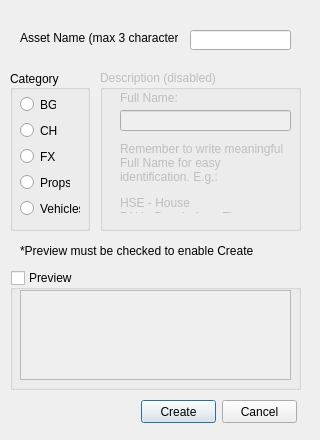
This is ui/asset.ui in hueyyeng/AssetsBrowser as Qt 5 draws it before an edit. The edited form follows.
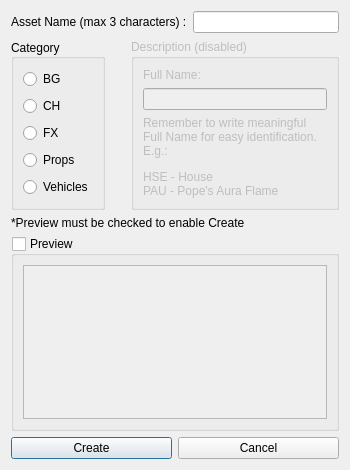
This is the edited form.

Diff of the .ui file:
```diff
--- a/ui/asset.ui
+++ b/ui/asset.ui
@@ -2,44 +2,56 @@
 <ui version="4.0">
  <class>AssetDialog</class>
  <widget class="QDialog" name="AssetDialog">
-  <property name="geometry">
-   <rect>
-    <x>0</x>
-    <y>0</y>
-    <width>320</width>
-    <height>440</height>
-   </rect>
-  </property>
   <property name="sizePolicy">
-   <sizepolicy hsizetype="Fixed" vsizetype="Fixed">
+   <sizepolicy hsizetype="MinimumExpanding" vsizetype="MinimumExpanding">
     <horstretch>0</horstretch>
     <verstretch>0</verstretch>
    </sizepolicy>
   </property>
   <property name="minimumSize">
    <size>
-    <width>320</width>
-    <height>440</height>
+    <width>350</width>
+    <height>470</height>
    </size>
   </property>
   <property name="maximumSize">
    <size>
-    <width>320</width>
-    <height>440</height>
+    <width>350</width>
+    <height>470</height>
    </size>
   </property>
   <property name="windowTitle">
    <string>Create New Asset</string>
   </property>
+  <layout class="QVBoxLayout" name="verticalLayout_2">
+   <item>
+    <layout class="QHBoxLayout" name="horizontalLayout">
+     <item>
+      <widget class="QLabel" name="assetLabel">
+       <property name="text">
+        <string>Asset Name (max 3 characters) :</string>
+       </property>
+      </widget>
+     </item>
+     <item>
+      <widget class="QLineEdit" name="assetLineEdit">
+       <property name="toolTip">
+        <string>Alphanumeric only</string>
+       </property>
+       <property name="maxLength">
+        <number>3</number>
+       </property>
+       <property name="alignment">
+        <set>Qt::AlignCenter</set>
+       </property>
+      </widget>
+     </item>
+    </layout>
+   </item>
+   <item>
+    <layout class="QHBoxLayout" name="horizontalLayout_3">
+     <item>
   <widget class="QGroupBox" name="catGroup">
-   <property name="geometry">
-    <rect>
-     <x>10</x>
-     <y>70</y>
-     <width>80</width>
-     <height>161</height>
-    </rect>
-   </property>
    <property name="font">
     <font>
      <weight>50</weight>
@@ -58,15 +70,9 @@
    <property name="checkable">
     <bool>false</bool>
    </property>
+       <layout class="QVBoxLayout" name="verticalLayout_3">
+        <item>
    <widget class="QRadioButton" name="catBG">
-    <property name="geometry">
-     <rect>
-      <x>10</x>
-      <y>26</y>
-      <width>36</width>
-      <height>17</height>
-     </rect>
-    </property>
     <property name="text">
      <string>BG</string>
     </property>
@@ -74,15 +80,9 @@
      <string notr="true">catBtnGroup</string>
     </attribute>
    </widget>
+        </item>
+        <item>
    <widget class="QRadioButton" name="catCH">
-    <property name="geometry">
-     <rect>
-      <x>10</x>
-      <y>52</y>
-      <width>37</width>
-      <height>17</height>
-     </rect>
-    </property>
     <property name="text">
      <string>CH</string>
     </property>
@@ -90,15 +90,9 @@
      <string notr="true">catBtnGroup</string>
     </attribute>
    </widget>
+        </item>
+        <item>
    <widget class="QRadioButton" name="catFX">
-    <property name="geometry">
-     <rect>
-      <x>10</x>
-      <y>78</y>
-      <width>35</width>
-      <height>17</height>
-     </rect>
-    </property>
     <property name="text">
      <string>FX</string>
     </property>
@@ -106,15 +100,9 @@
      <string notr="true">catBtnGroup</string>
     </attribute>
    </widget>
+        </item>
+        <item>
    <widget class="QRadioButton" name="catProps">
-    <property name="geometry">
-     <rect>
-      <x>10</x>
-      <y>104</y>
-      <width>50</width>
-      <height>17</height>
-     </rect>
-    </property>
     <property name="text">
      <string>Props</string>
     </property>
@@ -122,15 +110,9 @@
      <string notr="true">catBtnGroup</string>
     </attribute>
    </widget>
+        </item>
+        <item>
    <widget class="QRadioButton" name="catVehicles">
-    <property name="geometry">
-     <rect>
-      <x>10</x>
-      <y>130</y>
-      <width>60</width>
-      <height>17</height>
-     </rect>
-    </property>
     <property name="text">
      <string>Vehicles</string>
     </property>
@@ -138,86 +120,47 @@
      <string notr="true">catBtnGroup</string>
     </attribute>
    </widget>
-  </widget>
-  <widget class="QGroupBox" name="previewGroup">
-   <property name="geometry">
-    <rect>
-     <x>10</x>
-     <y>270</y>
-     <width>291</width>
-     <height>120</height>
-    </rect>
-   </property>
-   <property name="title">
-    <string>Preview</string>
-   </property>
-   <property name="checkable">
-    <bool>true</bool>
-   </property>
-   <property name="checked">
-    <bool>false</bool>
-   </property>
-   <widget class="QPlainTextEdit" name="previewText">
-    <property name="geometry">
-     <rect>
-      <x>10</x>
-      <y>20</y>
-      <width>271</width>
-      <height>90</height>
-     </rect>
-    </property>
-    <property name="readOnly">
-     <bool>true</bool>
-    </property>
-   </widget>
-  </widget>
+        </item>
+       </layout>
+      </widget>
+     </item>
+     <item>
+      <spacer name="verticalSpacer">
+       <property name="orientation">
+        <enum>Qt::Vertical</enum>
+       </property>
+       <property name="sizeType">
+        <enum>QSizePolicy::Preferred</enum>
+       </property>
+       <property name="sizeHint" stdset="0">
+        <size>
+         <width>20</width>
+         <height>40</height>
+        </size>
+       </property>
+      </spacer>
+     </item>
+     <item>
   <widget class="QGroupBox" name="descGroup">
    <property name="enabled">
     <bool>false</bool>
    </property>
-   <property name="geometry">
-    <rect>
-     <x>100</x>
-     <y>70</y>
-     <width>201</width>
-     <height>161</height>
-    </rect>
-   </property>
    <property name="title">
     <string>Description (disabled)</string>
    </property>
-   <widget class="QLineEdit" name="descNameLineEdit">
-    <property name="geometry">
-     <rect>
-      <x>20</x>
-      <y>40</y>
-      <width>171</width>
-      <height>21</height>
-     </rect>
-    </property>
-   </widget>
+       <layout class="QVBoxLayout" name="verticalLayout_4">
+        <item>
    <widget class="QLabel" name="descName">
-    <property name="geometry">
-     <rect>
-      <x>20</x>
-      <y>20</y>
-      <width>61</width>
-      <height>16</height>
-     </rect>
-    </property>
     <property name="text">
      <string>Full Name:</string>
     </property>
    </widget>
+        </item>
+        <item>
+         <widget class="QLineEdit" name="descNameLineEdit"/>
+        </item>
+        <item>
    <widget class="QLabel" name="descHint">
-    <property name="geometry">
-     <rect>
-      <x>20</x>
-      <y>72</y>
-      <width>171</width>
-      <height>71</height>
-     </rect>
-    </property>
     <property name="text">
      <string>&lt;html&gt;&lt;head/&gt;&lt;body&gt;&lt;p&gt;Remember to write meaningful Full Name for easy identification. E.g.:&lt;/p&gt;&lt;p&gt;HSE - House&lt;br/&gt;PAU - Pope's Aura Flame&lt;/p&gt;&lt;/body&gt;&lt;/html&gt;</string>
     </property>
@@ -231,79 +174,63 @@
      <bool>true</bool>
     </property>
    </widget>
-  </widget>
-  <widget class="QLabel" name="assetLabel">
-   <property name="geometry">
-    <rect>
-     <x>20</x>
-     <y>30</y>
-     <width>158</width>
-     <height>16</height>
-    </rect>
-   </property>
+        </item>
+       </layout>
+       <zorder>descNameLineEdit</zorder>
+       <zorder>descName</zorder>
+       <zorder>descHint</zorder>
+      </widget>
+     </item>
+    </layout>
+   </item>
+   <item>
+    <widget class="QLabel" name="previewLabel">
    <property name="text">
-    <string>Asset Name (max 3 characters) :</string>
-   </property>
-  </widget>
-  <widget class="QLineEdit" name="assetLineEdit">
-   <property name="geometry">
-    <rect>
-     <x>190</x>
-     <y>30</y>
-     <width>101</width>
-     <height>20</height>
-    </rect>
-   </property>
-   <property name="toolTip">
-    <string>Alphanumeric only</string>
-   </property>
-   <property name="maxLength">
-    <number>3</number>
-   </property>
-   <property name="alignment">
-    <set>Qt::AlignCenter</set>
-   </property>
-  </widget>
+      <string>*Preview must be checked to enable Create</string>
+     </property>
+    </widget>
+   </item>
+   <item>
+    <widget class="QGroupBox" name="previewGroup">
+     <property name="title">
+      <string>Preview</string>
+     </property>
+     <property name="checkable">
+      <bool>true</bool>
+     </property>
+     <property name="checked">
+      <bool>false</bool>
+     </property>
+     <layout class="QVBoxLayout" name="verticalLayout">
+      <item>
+       <widget class="QPlainTextEdit" name="previewText">
+        <property name="readOnly">
+         <bool>true</bool>
+        </property>
+       </widget>
+      </item>
+     </layout>
+    </widget>
+   </item>
+   <item>
+    <layout class="QHBoxLayout" name="horizontalLayout_2">
+     <item>
   <widget class="QPushButton" name="btnCreate">
-   <property name="geometry">
-    <rect>
-     <x>141</x>
-     <y>400</y>
-     <width>75</width>
-     <height>23</height>
-    </rect>
-   </property>
    <property name="text">
     <string>Create</string>
    </property>
   </widget>
+     </item>
+     <item>
   <widget class="QPushButton" name="btnCancel">
-   <property name="geometry">
-    <rect>
-     <x>222</x>
-     <y>400</y>
-     <width>75</width>
-     <height>23</height>
-    </rect>
-   </property>
    <property name="text">
     <string>Cancel</string>
    </property>
   </widget>
-  <widget class="QLabel" name="previewLabel">
-   <property name="geometry">
-    <rect>
-     <x>20</x>
-     <y>240</y>
-     <width>271</width>
-     <height>21</height>
-    </rect>
-   </property>
-   <property name="text">
-    <string>*Preview must be checked to enable Create</string>
-   </property>
-  </widget>
-  <zorder>catGroup</zorder>
+     </item>
+    </layout>
+   </item>
+  </layout>
   <zorder>previewGroup</zorder>
   <zorder>descGroup</zorder>
   <zorder>assetLineEdit</zorder>
```
Left out of the diff: 13 changed lines with no effect on the pictures. Lines whose indentation alone changed are shown as unchanged.
